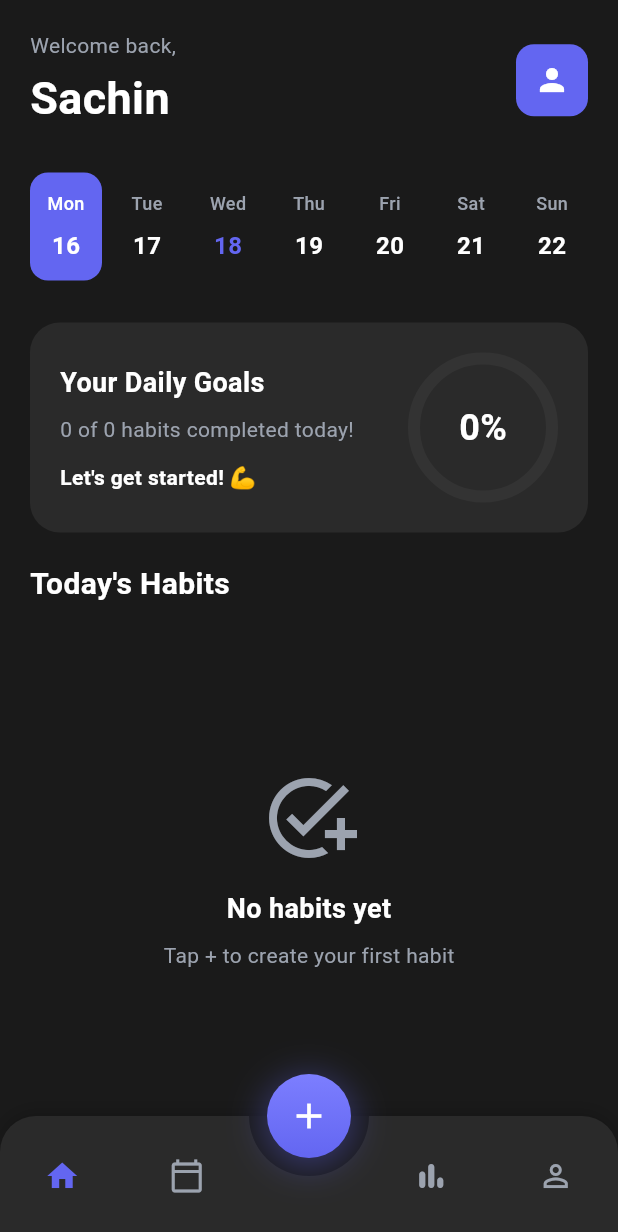
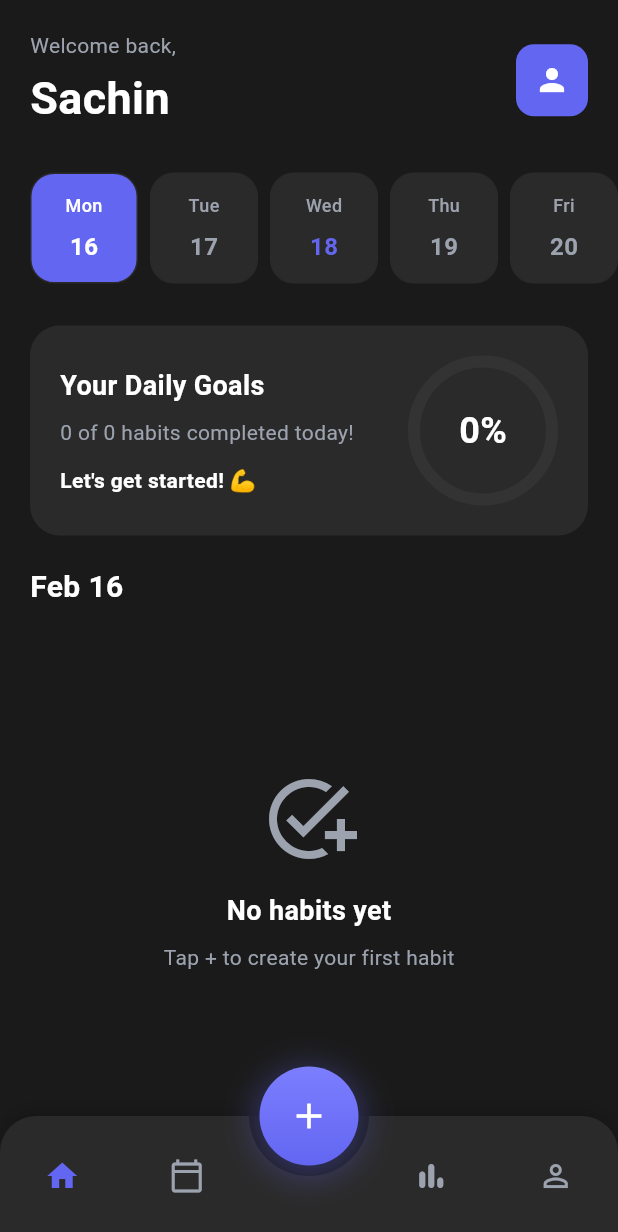
Before and after one commit to SachinChaurasia2004/habit_tracker, a Flutter app: the screen it shows after launch, after a tap on "Mon", on a phone screen of 412 x 824 dp. Shown: the top 1232 px of the screen. Run offline on Flutter 3.47's test engine with Material 3 defaults, Android fonts, the phone set to English and light mode, and no system bars; our stand-ins replace dartz, equatable, flutter_bloc, get_it, hive, hive_flutter; accounts and stored records are empty.

Commit message:
Fixed bugs, improved code quality, and enhanced UI

```diff
--- a/lib/core/di/injection.dart
+++ b/lib/core/di/injection.dart
@@ -1,13 +1,11 @@
 import 'package:get_it/get_it.dart';
 import 'package:hive/hive.dart';
-// Data
 import '../../features/habits/data/datasources/habit_local_datasource.dart';
 import '../../features/habits/data/models/habit_model.dart';
 import '../../features/habits/data/repositories/habit_repository_impl.dart';
 import '../../features/tracking/data/datasources/tracking_local_datasource.dart';
 import '../../features/tracking/data/models/habit_entry_model.dart';
 import '../../features/tracking/data/repositories/tracking_repository_impl.dart';
-// Domain
 import '../../features/habits/domain/repositories/habit_repository.dart';
 import '../../features/habits/domain/usecases/create_habit.dart';
 import '../../features/habits/domain/usecases/get_all_habits.dart';
@@ -20,24 +18,23 @@ import '../../features/tracking/domain/usecases/get_daily_entries.dart';
 import '../../features/tracking/domain/usecases/calculate_streak.dart';
 import '../../features/tracking/domain/usecases/get_daily_progress.dart';
 import '../../features/tracking/domain/usecases/get_entries_for_habit.dart';
-// Presentation (BLoCs)
 import '../../features/habits/presentation/bloc/habit_bloc.dart';
 import '../../features/tracking/presentation/bloc/tracking_bloc.dart';
+import '../utils/app_constants.dart';
 
 final getIt = GetIt.instance;
 
 /// Setup all dependencies
 Future<void> setupDependencies() async {
-  // ========== EXTERNAL ==========
   // Hive Boxes
   getIt.registerLazySingleton<Box<HabitModel>>(
-    () => Hive.box<HabitModel>('habits'),
+    () => Hive.box<HabitModel>(AppConstants.habitsBoxName),
   );
   getIt.registerLazySingleton<Box<HabitEntryModel>>(
-    () => Hive.box<HabitEntryModel>('entries'),
+    () => Hive.box<HabitEntryModel>(AppConstants.entriesBoxName),
   );
 
-  // ========== DATA SOURCES ==========
+  // DATA SOURCES
   getIt.registerLazySingleton<HabitLocalDataSource>(
     () => HabitLocalDataSourceImpl(getIt()),
   );
@@ -45,37 +42,34 @@ Future<void> setupDependencies() async {
     () => TrackingLocalDataSourceImpl(getIt()),
   );
 
-// ========== REPOSITORIES ==========
+  // REPOSITORIES
   getIt.registerLazySingleton<HabitRepository>(
     () => HabitRepositoryImpl(localDataSource: getIt()),
   );
-
   getIt.registerLazySingleton<TrackingRepository>(
     () => TrackingRepositoryImpl(
       localDataSource: getIt(),
-    habitRepository: getIt(), // ADD THIS
+      habitRepository: getIt(),
     ),
   );
 
-  // ========== USE CASES - HABITS ==========
+  // USE CASES - HABITS
   getIt.registerLazySingleton(() => CreateHabit(getIt()));
   getIt.registerLazySingleton(() => GetAllHabits(getIt()));
   getIt.registerLazySingleton(() => GetActiveHabits(getIt()));
   getIt.registerLazySingleton(() => UpdateHabit(getIt()));
-  getIt.registerLazySingleton(() => DeleteHabit(
-        habitRepository: getIt(),
-        trackingRepository: getIt(),
-      ));
+  getIt.registerLazySingleton(
+    () => DeleteHabit(habitRepository: getIt(), trackingRepository: getIt()),
+  );
 
-  // ========== USE CASES - TRACKING ==========
+  // USE CASES - TRACKING
   getIt.registerLazySingleton(() => ToggleHabitCompletion(getIt()));
   getIt.registerLazySingleton(() => GetDailyEntries(getIt()));
   getIt.registerLazySingleton(() => CalculateStreak(getIt()));
   getIt.registerLazySingleton(() => GetDailyProgress(getIt()));
   getIt.registerLazySingleton(() => GetEntriesForHabit(getIt()));
 
-
-  // ========== BLOCS ==========
+  // BLOCS
   getIt.registerFactory(
     () => HabitBloc(
       createHabit: getIt(),
@@ -95,7 +89,6 @@ getIt.registerLazySingleton<TrackingRepository>(
       getActiveHabits: getIt(),
     ),
   );
-
 }
 
 /// Reset all dependencies (for testing)
--- a/lib/core/theme/app_colors.dart
+++ b/lib/core/theme/app_colors.dart
@@ -2,12 +2,12 @@ import 'package:flutter/material.dart';
 
 class AppColors {
   // Background Colors
-  static const Color background = Color(0xFF1A1A1A); // Slightly darker
-  static const Color cardBackground = Color(0xFF2A2A2A);
+  static const Color background = Color(0xFF1A1A1A);
+  static const Color cardBackground = Color.fromARGB(255, 42, 42, 42);
   static const Color surfaceVariant = Color(0xFF333333);
 
   // Primary Brand Color
-  static const Color primary = Color(0xFF6366F1); // Purple/Indigo
+  static const Color primary = Color(0xFF6366F1);
   static const Color primaryLight = Color(0xFF818CF8);
   static const Color primaryDark = Color(0xFF4F46E5);
 
@@ -17,7 +17,7 @@ class AppColors {
   static const Color textTertiary = Color(0xFF6B7280);
 
   // Status Colors
-  static const Color success = Color(0xFF10B981); // Green for completed
+  static const Color success = Color(0xFF10B981);
   static const Color warning = Color(0xFFF59E0B);
   static const Color error = Color(0xFFEF4444);
   static const Color info = Color(0xFF3B82F6);
@@ -49,8 +49,8 @@ class AppColors {
     gymRed,
     meditationPurple,
     walkYellow,
-    Color(0xFFEC4899), // Pink
-    Color(0xFF14B8A6), // Teal
+    Color(0xFFEC4899),
+    Color(0xFF14B8A6),
   ];
 
   static Color getHabitColor(int index) {
--- a/lib/core/usecases/usecase.dart
+++ b/lib/core/usecases/usecase.dart
@@ -1,12 +1,7 @@
 import 'package:dartz/dartz.dart';
 import '../error/failures.dart';
 
-/// Base class for all use cases in the application
-/// Type parameters:
-///   Type: The return type of the use case
-///   Params: The input parameters for the use case
 abstract class UseCase<Type, Params> {
-  /// Executes the use case with the given parameters
   /// Returns Either a Failure or the success Type
   Future<Either<Failure, Type>> call(Params params);
 }
--- a/lib/core/utils/app_constants.dart
+++ b/lib/core/utils/app_constants.dart
@@ -6,7 +6,6 @@ class AppConstants {
   // Database
   static const String habitsBoxName = 'habits';
   static const String entriesBoxName = 'entries';
-  static const String profileBoxName = 'profile';
 
   // Preferences Keys
   static const String prefThemeMode = 'theme_mode';
@@ -16,7 +15,6 @@ class AppConstants {
   // Validation
   static const int habitNameMinLength = 1;
   static const int habitNameMaxLength = 50;
-  static const int profileNameMaxLength = 50;
 
   // UI
   static const double cardBorderRadius = 16.0;
--- a/lib/core/widgets/custom_bottom_nav_bar.dart
+++ b/lib/core/widgets/custom_bottom_nav_bar.dart
@@ -23,7 +23,7 @@ class CustomBottomNavBar extends StatelessWidget {
         ),
         boxShadow: [
           BoxShadow(
-            color: Colors.black.withOpacity(0.2),
+            color: Colors.black.withValues(alpha: 0.2),
             blurRadius: 10,
             offset: const Offset(0, -2),
           ),
--- a/lib/features/habits/data/datasources/habit_local_datasource.dart
+++ b/lib/features/habits/data/datasources/habit_local_datasource.dart
@@ -1,8 +1,6 @@
 import 'package:hive/hive.dart';
 import 'package:habit_tracker/core/error/exceptions.dart';
 import '../models/habit_model.dart';
-
-/// Interface for local data source operations
 abstract class HabitLocalDataSource {
   /// Get all habits from local storage
   Future<List<HabitModel>> getAllHabits();
--- a/lib/features/habits/data/models/habit_model.dart
+++ b/lib/features/habits/data/models/habit_model.dart
@@ -1,7 +1,7 @@
 import 'package:hive/hive.dart';
 import '../../domain/entities/habit.dart';
 
-part 'habit_model.g.dart'; // Generated by build_runner
+part 'habit_model.g.dart';
 
 @HiveType(typeId: 0)
 class HabitModel extends Habit {
--- a/lib/features/habits/domain/entities/habit.dart
+++ b/lib/features/habits/domain/entities/habit.dart
@@ -20,7 +20,6 @@ class Habit extends Equatable {
     this.isActive = true,
   });
 
-  /// Creates a copy of this habit with the given fields replaced
   Habit copyWith({
     String? id,
     String? name,
--- a/lib/features/habits/presentation/pages/calendar_page.dart
+++ b/lib/features/habits/presentation/pages/calendar_page.dart
@@ -2,7 +2,7 @@ import 'package:flutter/material.dart';
 import '../../../../core/theme/app_colors.dart';
 
 class CalendarPage extends StatelessWidget {
-  const CalendarPage({Key? key}) : super(key: key);
+  const CalendarPage({super.key});
 
   @override
   Widget build(BuildContext context) {
--- a/lib/features/habits/presentation/pages/home_page.dart
+++ b/lib/features/habits/presentation/pages/home_page.dart
@@ -2,6 +2,7 @@ import 'package:flutter/material.dart';
 import 'package:flutter_bloc/flutter_bloc.dart';
 import 'package:habit_tracker/core/utils/app_constants.dart';
 import '../../../../core/theme/app_colors.dart';
+import '../../../../core/utils/date_helper.dart';
 import '../../../tracking/presentation/bloc/tracking_bloc.dart';
 import '../../../tracking/presentation/bloc/tracking_event.dart';
 import '../../../tracking/presentation/bloc/tracking_state.dart';
@@ -21,15 +22,25 @@ class HomePage extends StatefulWidget {
 }
 
 class _HomePageState extends State<HomePage> {
+  late DateTime _currentDate ;
   @override
   void initState() {
     super.initState();
+    _currentDate = DateHelper.normalize(DateTime.now());
     _loadData();
   }
 
   void _loadData() {
     context.read<HabitBloc>().add(const LoadActiveHabitsEvent());
-    context.read<TrackingBloc>().add(const LoadTodayTrackingEvent());
+    context.read<TrackingBloc>().add(LoadDateTrackingEvent(_currentDate));
+  }
+
+  void _onDateChanged(DateTime newDate) {
+    setState(() {
+      _currentDate = DateHelper.normalize(newDate);
+    });
+    // Load tracking for the new date
+    context.read<TrackingBloc>().add(LoadDateTrackingEvent(newDate));
   }
 
   @override
@@ -49,7 +60,7 @@ class _HomePageState extends State<HomePage> {
                   state is HabitDeleted) {
                 // Refresh tracking data
                 context.read<TrackingBloc>().add(
-                  const LoadTodayTrackingEvent(),
+                  LoadDateTrackingEvent(_currentDate),
                 );
               }
             },
@@ -102,7 +113,10 @@ class _HomePageState extends State<HomePage> {
                 ),
 
                 // Date Selector
-                const SliverToBoxAdapter(child: DateSelectorWidget()),
+                SliverToBoxAdapter(child: DateSelectorWidget(
+                  currentDate: _currentDate,
+                  onDateChanged: _onDateChanged,
+                )),
 
                 // Daily Goals Card
                 SliverToBoxAdapter(
@@ -187,9 +201,11 @@ class _HomePageState extends State<HomePage> {
                 SliverToBoxAdapter(
                   child: Padding(
                     padding: const EdgeInsets.fromLTRB(20, 0, 20, 12),
-                    child: const Text(
-                      'Today\'s Habits',
-                      style: TextStyle(
+                    child: Text(
+                      _currentDate.isAtSameMomentAs(DateTime.now())
+                              ? 'Today\'s Habits'
+                              : DateHelper.formatRelative(_currentDate),
+                      style: const TextStyle(
                         fontSize: 20,
                         fontWeight: FontWeight.bold,
                         color: Colors.white,
@@ -259,7 +275,10 @@ class _HomePageState extends State<HomePage> {
                           Map<String, bool> completionStatus = {};
 
                           if (trackingState is TrackingLoaded) {
+                            // Streaks are calculated for ALL habits
                             streaks = trackingState.streaks;
+
+                            // Completion status only for habits with entries today
                             for (final habit in habitState.habits) {
                               completionStatus[habit.id] = trackingState
                                   .isHabitCompleted(habit.id);
@@ -276,9 +295,12 @@ class _HomePageState extends State<HomePage> {
                                 final habit = habitState.habits[index];
                                 return HabitCardWidget(
                                   habit: habit,
-                                  streak: streaks[habit.id] ?? 0,
+                                  streak:
+                                      streaks[habit.id] ??
+                                      0, // Show 0 if not found
                                   isCompleted:
                                       completionStatus[habit.id] ?? false,
+                                      date: _currentDate,
                                   onToggle: () {
                                     context.read<TrackingBloc>().add(
                                       ToggleHabitCompletionEvent(
--- a/lib/features/habits/presentation/pages/profile_page.dart
+++ b/lib/features/habits/presentation/pages/profile_page.dart
@@ -1,10 +1,43 @@
 import 'package:flutter/material.dart';
+import '../../../../core/theme/app_colors.dart';
 
 class ProfilePage extends StatelessWidget {
   const ProfilePage({super.key});
 
   @override
   Widget build(BuildContext context) {
-    return const Placeholder();
+    return Scaffold(
+      backgroundColor: AppColors.background,
+      appBar: AppBar(
+        title: const Text('Profile'),
+        backgroundColor: AppColors.background,
+      ),
+      body: Center(
+        child: Column(
+          mainAxisAlignment: MainAxisAlignment.center,
+          children: [
+            Icon(
+              Icons.person_2_outlined,
+              size: 80,
+              color: AppColors.textSecondary,
+            ),
+            const SizedBox(height: 24),
+            const Text(
+              'Profile',
+              style: TextStyle(
+                fontSize: 20,
+                fontWeight: FontWeight.bold,
+                color: Colors.white,
+              ),
+            ),
+            const SizedBox(height: 8),
+            Text(
+              'Coming soon!',
+              style: TextStyle(fontSize: 14, color: AppColors.textSecondary),
+            ),
+          ],
+        ),
+      ),
+    );
   }
 }
--- a/lib/features/habits/presentation/pages/stats_page.dart
+++ b/lib/features/habits/presentation/pages/stats_page.dart
@@ -2,7 +2,7 @@ import 'package:flutter/material.dart';
 import '../../../../core/theme/app_colors.dart';
 
 class StatsPage extends StatelessWidget {
-  const StatsPage({Key? key}) : super(key: key);
+  const StatsPage({super.key});
 
   @override
   Widget build(BuildContext context) {
--- a/lib/features/habits/presentation/widgets/custom_fab.dart
+++ b/lib/features/habits/presentation/widgets/custom_fab.dart
@@ -12,8 +12,8 @@ class CustomFAB extends StatelessWidget {
   @override
   Widget build(BuildContext context) {
     return Container(
-      width: 56,
-      height: 56,
+      width: 66,
+      height: 66,
       decoration: BoxDecoration(
         shape: BoxShape.circle,
         gradient: const LinearGradient(
--- a/lib/features/habits/presentation/widgets/date_selector_widget.dart
+++ b/lib/features/habits/presentation/widgets/date_selector_widget.dart
@@ -1,12 +1,16 @@
 import 'package:flutter/material.dart';
-import 'package:flutter_bloc/flutter_bloc.dart';
 import '../../../../core/theme/app_colors.dart';
 import '../../../../core/utils/date_helper.dart';
-import '../../../tracking/presentation/bloc/tracking_bloc.dart';
-import '../../../tracking/presentation/bloc/tracking_event.dart';
 
 class DateSelectorWidget extends StatefulWidget {
-  const DateSelectorWidget({super.key});
+  final DateTime currentDate;
+  final Function(DateTime) onDateChanged;
+
+  const DateSelectorWidget({
+    super.key,
+    required this.currentDate,
+    required this.onDateChanged,
+  });
 
   @override
   State<DateSelectorWidget> createState() => _DateSelectorWidgetState();
@@ -14,38 +18,55 @@ class DateSelectorWidget extends StatefulWidget {
 
 class _DateSelectorWidgetState extends State<DateSelectorWidget> {
   late List<DateTime> weekDates;
-  late DateTime selectedDate;
 
   @override
   void initState() {
     super.initState();
+    _updateWeekDates();
+  }
+
+  @override
+  void didUpdateWidget(DateSelectorWidget oldWidget) {
+    super.didUpdateWidget(oldWidget);
+    if (oldWidget.currentDate != widget.currentDate) {
+      _updateWeekDates();
+    }
+  }
+
+  void _updateWeekDates() {
     weekDates = DateHelper.getCurrentWeek();
-    selectedDate = DateHelper.normalize(DateTime.now());
   }
 
   @override
   Widget build(BuildContext context) {
-    return Container(
-      padding: const EdgeInsets.symmetric(vertical: 8),
-      margin: const EdgeInsets.symmetric(horizontal: 20),
+    return SingleChildScrollView(
+      scrollDirection: Axis.horizontal,
+      padding: const EdgeInsets.symmetric(horizontal: 20, vertical: 8),
       child: Row(
-        mainAxisAlignment: MainAxisAlignment.spaceBetween,
         children: weekDates.map((date) {
-          final isSelected = DateHelper.isSameDay(date, selectedDate);
+          final isSelected = DateHelper.isSameDay(date, widget.currentDate);
           final isToday = DateHelper.isToday(date);
+          final isFuture = date.isAfter(DateHelper.normalize(DateTime.now()));
           final dayName = DateHelper.getDayOfWeekShort(date);
 
           return GestureDetector(
             onTap: () {
-              setState(() => selectedDate = date);
-              context.read<TrackingBloc>().add(LoadDateTrackingEvent(date));
+              if (isFuture) {
+                _showFutureDateMessage(context);
+              } else {
+                widget.onDateChanged(date);
+              }
             },
             child: Container(
-              width: 48,
+              width: 72,
+              margin: const EdgeInsets.only(right: 8),
               padding: const EdgeInsets.symmetric(vertical: 12),
               decoration: BoxDecoration(
-                color: isSelected ? AppColors.primary : Colors.transparent,
-                borderRadius: BorderRadius.circular(12),
+                color: isSelected
+                    ? AppColors.primary
+                    : AppColors.cardBackground,
+                borderRadius: BorderRadius.circular(16),
+                border: Border.all(color: AppColors.cardBackground, width: 1),
               ),
               child: Column(
                 children: [
@@ -68,8 +89,8 @@ class _DateSelectorWidgetState extends State<DateSelectorWidget> {
                       color: isSelected
                           ? Colors.white
                           : isToday
-                              ? AppColors.primary
-                              : Colors.white,
+                          ? AppColors.primary
+                          : AppColors.textSecondary,
                     ),
                   ),
                 ],
@@ -80,4 +101,16 @@ class _DateSelectorWidgetState extends State<DateSelectorWidget> {
       ),
     );
   }
+
+  void _showFutureDateMessage(BuildContext context) {
+    ScaffoldMessenger.of(context).showSnackBar(
+      SnackBar(
+        content: const Text('future date'),
+        backgroundColor: AppColors.surfaceVariant,
+        behavior: SnackBarBehavior.floating,
+        shape: RoundedRectangleBorder(borderRadius: BorderRadius.circular(8)),
+        duration: const Duration(seconds: 2),
+      ),
+    );
+  }
 }
--- a/lib/features/tracking/presentation/bloc/tracking_bloc.dart
+++ b/lib/features/tracking/presentation/bloc/tracking_bloc.dart
@@ -1,4 +1,5 @@
 import 'package:flutter_bloc/flutter_bloc.dart';
+import '../../../habits/domain/entities/habit.dart';
 import '../../domain/entities/habit_entry.dart';
 import '../../domain/usecases/toggle_habit_completion.dart';
 import '../../domain/usecases/get_daily_entries.dart';
@@ -57,7 +58,7 @@ class TrackingBloc extends Bloc<TrackingEvent, TrackingState> {
     return;
   }
 
-    final habits = habitsResult.fold((l) => [], (r) => r);
+  final habits = habitsResult.fold((l) => <Habit>[], (r) => r);
 
   // Get daily entries
   final entriesResult = await getDailyEntries(
@@ -71,7 +72,7 @@ class TrackingBloc extends Bloc<TrackingEvent, TrackingState> {
     return;
   }
 
-    final entries = entriesResult.fold<List<HabitEntry>>((l) => const [], (r) => r);
+  final entries = entriesResult.fold((l) => <HabitEntry>[], (r) => r);
 
   // Get daily progress
   final progressResult = await getDailyProgress(
@@ -80,7 +81,7 @@ class TrackingBloc extends Bloc<TrackingEvent, TrackingState> {
 
   final progress = progressResult.fold((l) => 0.0, (r) => r);
 
-    // Calculate streaks for each habit
+  // Calculate streaks for ALL active habits (not just those with entries today)
   final streaks = <String, int>{};
   for (final habit in habits) {
     final streakResult = await calculateStreak(
@@ -102,19 +103,13 @@ class TrackingBloc extends Bloc<TrackingEvent, TrackingState> {
     Emitter<TrackingState> emit,
   ) async {
     final result = await toggleHabitCompletion(
-      ToggleHabitCompletionParams(
-        habitId: event.habitId,
-        date: event.date,
-      ),
+      ToggleHabitCompletionParams(habitId: event.habitId, date: event.date),
     );
 
-    result.fold(
-      (failure) => emit(TrackingError(failure.message)),
-      (entry) {
+    result.fold((failure) => emit(TrackingError(failure.message)), (entry) {
       // Immediately reload tracking to update progress
       add(LoadDateTrackingEvent(event.date));
-      },
-    );
+    });
   }
 
   Future<void> _onRefreshTracking(
```
Also changed, not shown: lib/core/database/hive_setup.dart (+2 -7 lines), lib/core/theme/app_text_styles.dart (deleted, +0 -74 lines), lib/features/habits/presentation/widgets/habit_card_widget.dart (+43 -9 lines), lib/features/tracking/data/repositories/tracking_repository_impl.dart (+33 -11 lines), lib/features/tracking/presentation/bloc/tracking_state.dart (+10 -3 lines). Lines whose indentation alone changed are shown as unchanged.
